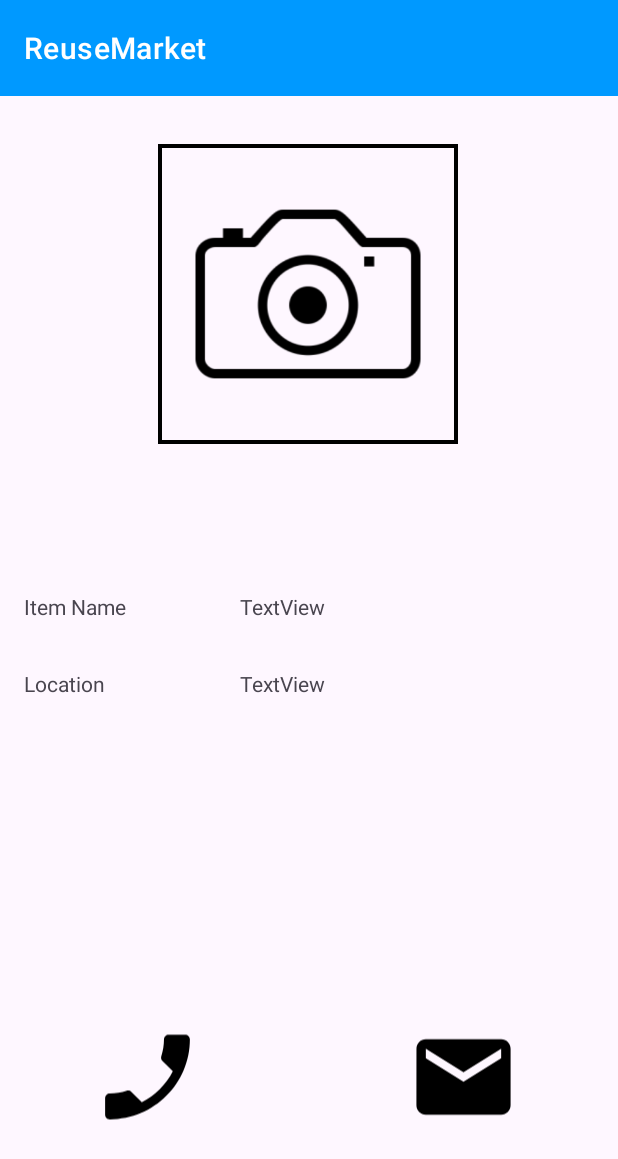
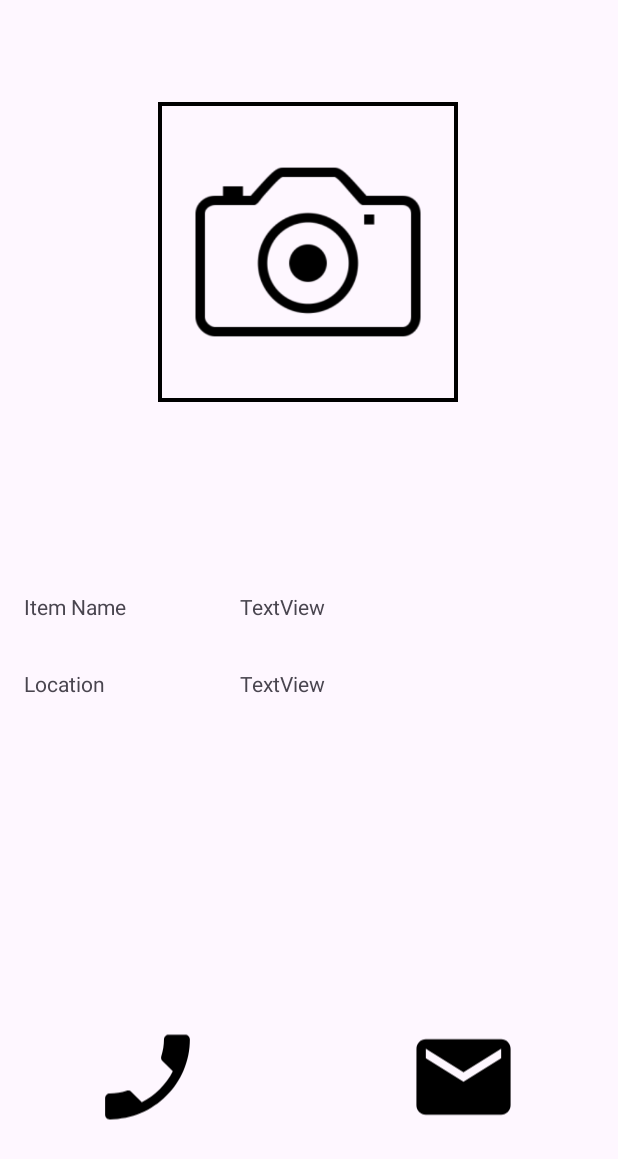
Before and after one commit to Theekshana/ReuseMarket, an Android app: the fragment ViewItemFragment shown on its own in the app's theme, on a phone screen of 412 x 824 dp. Shown: the top 1159 px of the screen. Run offline under Robolectric (Android 15) with nearby library versions, the phone set to English and light mode, and no system bars; our stand-ins replace data binding.

Commit message:
add view item for search

```diff
--- a/app/src/main/java/com/example/reusemarket/views/home/ViewItemFragment.kt
+++ /dev/null
@@ -1,22 +0,0 @@
-package com.example.reusemarket.views.home
-
-import android.os.Bundle
-import androidx.fragment.app.Fragment
-import android.view.LayoutInflater
-import android.view.View
-import android.view.ViewGroup
-import com.example.reusemarket.R
-
-class ViewItemFragment : Fragment() {
-
-
-    override fun onCreateView(
-        inflater: LayoutInflater, container: ViewGroup?,
-        savedInstanceState: Bundle?,
-    ): View? {
-        // Inflate the layout for this fragment
-        return inflater.inflate(R.layout.fragment_view_item, container, false)
-    }
-
-
-}
--- /dev/null
+++ b/app/src/main/java/com/example/reusemarket/views/viewItem/ViewItemFragment.kt
@@ -0,0 +1,48 @@
+package com.example.reusemarket.views.viewItem
+
+import android.os.Bundle
+import android.view.LayoutInflater
+import android.view.View
+import android.view.ViewGroup
+import androidx.fragment.app.Fragment
+import com.bumptech.glide.Glide
+import com.example.reusemarket.databinding.FragmentViewItemBinding
+import com.example.reusemarket.model.AllItem
+
+class ViewItemFragment : Fragment() {
+
+    private var item: AllItem? = null
+    private lateinit var fragmentViewItemBinding: FragmentViewItemBinding
+
+    override fun onCreateView(
+        inflater: LayoutInflater, container: ViewGroup?,
+        savedInstanceState: Bundle?,
+    ): View? {
+        // Inflate the layout for this fragment
+        fragmentViewItemBinding = FragmentViewItemBinding.inflate(inflater, container, false)
+        return fragmentViewItemBinding.root
+    }
+
+    override fun onViewCreated(view: View, savedInstanceState: Bundle?) {
+        super.onViewCreated(view, savedInstanceState)
+        arguments?.let {
+            val itemTemp = it.getParcelable<AllItem>("item")
+            if (itemTemp != null) {
+                item = itemTemp
+                fillData()
+            }
+        }
+
+    }
+
+    private fun fillData() {
+        item?.let { item ->
+            fragmentViewItemBinding.txtItemName.text = item.name
+            Glide.with(requireContext())
+                .load(item.image_url)
+                .into(fragmentViewItemBinding.itemImageView)
+        }
+    }
+
+
+}
--- a/app/src/main/res/layout/fragment_view_item.xml
+++ b/app/src/main/res/layout/fragment_view_item.xml
@@ -12,6 +12,7 @@
             android:layout_height="wrap_content"
             tools:context=".views.data.AddItemFragment">
 
+<!--
             <com.google.android.material.appbar.AppBarLayout
                 android:id="@+id/appBarLayout2"
                 android:layout_width="0dp"
@@ -28,22 +29,23 @@
                     app:title="@string/app_name" />
 
             </com.google.android.material.appbar.AppBarLayout>
+-->
 
             <com.google.android.material.imageview.ShapeableImageView
                 android:id="@+id/itemImageView"
                 android:layout_width="@dimen/imageView_layout_width"
                 android:layout_height="@dimen/imageView_layout_height"
+                android:layout_marginTop="68dp"
+                android:contentDescription="@string/todo"
                 android:scaleType="centerCrop"
-                app:strokeColor="@color/black"
-                app:strokeWidth="5dp"
-                android:layout_marginTop="@dimen/margin_top"
+                android:src="@drawable/camera_icon"
                 app:layout_constraintEnd_toEndOf="parent"
                 app:layout_constraintHorizontal_bias="0.497"
                 app:layout_constraintStart_toStartOf="parent"
-                app:layout_constraintTop_toBottomOf="@+id/appBarLayout2"
-                tools:ignore="ImageContrastCheck"
-                android:src="@drawable/camera_icon"
-                android:contentDescription="@string/todo" />
+                app:layout_constraintTop_toTopOf="parent"
+                app:strokeColor="@color/black"
+                app:strokeWidth="5dp"
+                tools:ignore="ImageContrastCheck" />
 
             <androidx.constraintlayout.widget.Guideline
                 android:id="@+id/centerVerticalGuid"
```
Also changed, not shown: app/src/main/java/com/example/reusemarket/adapters/SearchItemAdapter.kt (+10 -0 lines), app/src/main/java/com/example/reusemarket/views/search/SearchFragment.kt (+13 -1 lines), app/src/main/res/navigation/nav_graph.xml (+12 -1 lines).
